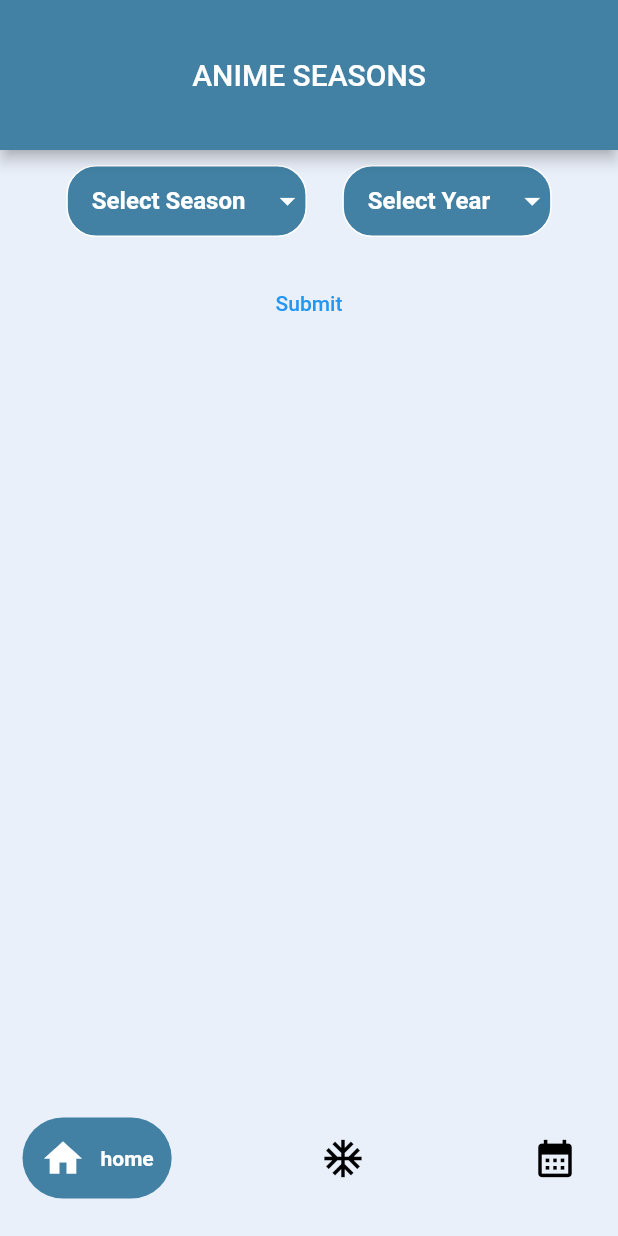
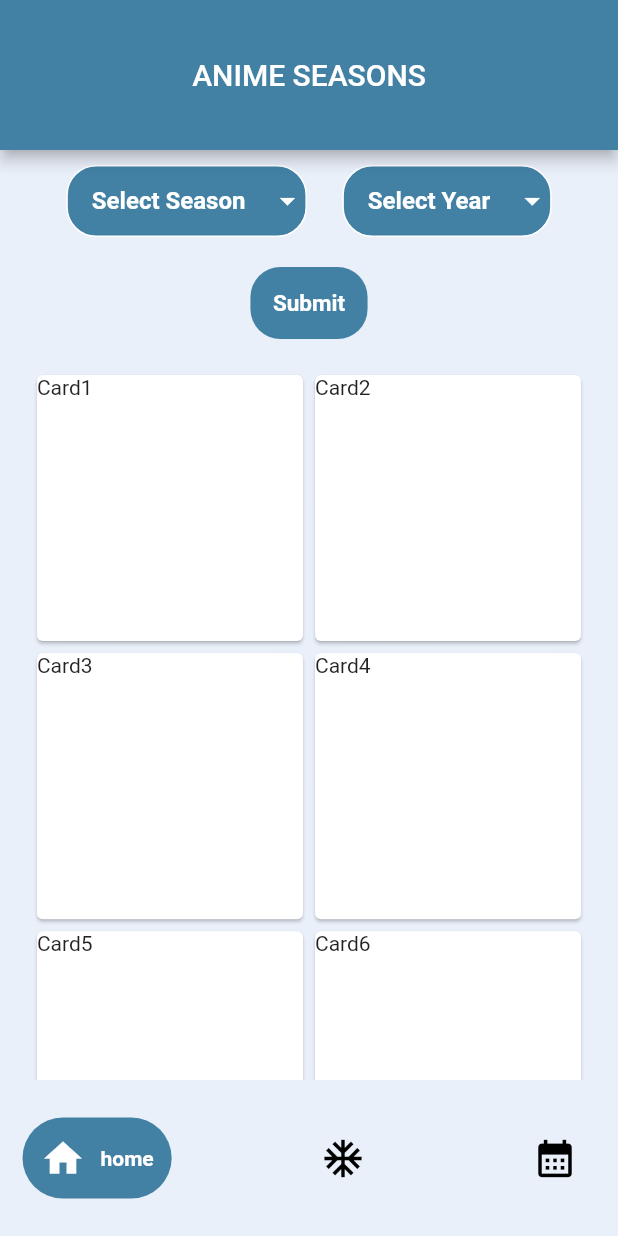
Before and after one commit to rafagomezUCR/AniSeasonV2, a Flutter app: the AnimeSeasons screen opened by its route, on a phone screen of 412 x 824 dp. Run offline on Flutter 3.47's test engine with Material 2 defaults, Android fonts, the phone set to English and light mode, and no system bars; drawn by our look-alikes of dropdown_button2, google_nav_bar; our stand-ins replace carousel_slider, flutter_riverpod, go_router.

Commit message:
Changed design of submit button, added gridview preview of anime cards

```diff
--- a/aniseason/lib/Screens/anime_seasons_screen.dart
+++ b/aniseason/lib/Screens/anime_seasons_screen.dart
@@ -58,6 +58,7 @@ class _AnimeSeasonsState extends State<AnimeSeasons> {
   Widget build(BuildContext context) {
     double screenHeight = MediaQuery.of(context).size.height;
     double screenWidth = MediaQuery.of(context).size.width;
+
     return Scaffold(
       appBar: AppBar(
         title: const Text("ANIME SEASONS"),
@@ -124,7 +125,62 @@ class _AnimeSeasonsState extends State<AnimeSeasons> {
               ],
             ),
             const SizedBox(height: 20),
-            TextButton(onPressed: () {}, child: Text('Submit')),
+            TextButton(
+              onPressed: () {},
+              style: TextButton.styleFrom(
+                backgroundColor: AppColors.ten,
+                padding: EdgeInsets.all(15),
+                shape: RoundedRectangleBorder(
+                  borderRadius: BorderRadius.circular(20),
+                ),
+              ),
+              child: const Text(
+                'Submit',
+                style: TextStyle(
+                  color: Colors.white,
+                  fontWeight: FontWeight.bold,
+                  fontSize: 15,
+                ),
+              ),
+            ),
+            const SizedBox(height: 20),
+            Flexible(
+              child: GridView.count(
+                crossAxisCount: 2,
+                children: [
+                  Card(
+                    child: Text("Card1"),
+                  ),
+                  Card(
+                    child: Text("Card2"),
+                  ),
+                  Card(
+                    child: Text("Card3"),
+                  ),
+                  Card(
+                    child: Text("Card4"),
+                  ),
+                  Card(
+                    child: Text("Card5"),
+                  ),
+                  Card(
+                    child: Text("Card6"),
+                  ),
+                  Card(
+                    child: Text("Card7"),
+                  ),
+                  Card(
+                    child: Text("Card8"),
+                  ),
+                  Card(
+                    child: Text("Card9"),
+                  ),
+                  Card(
+                    child: Text("Card10"),
+                  ),
+                ],
+              ),
+            ),
           ],
         ),
       ),
```
